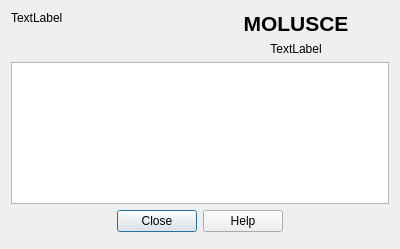
Old version of the form src/molusce/ui/aboutdialogbase.ui in the repository nextgis/qgis_molusce.
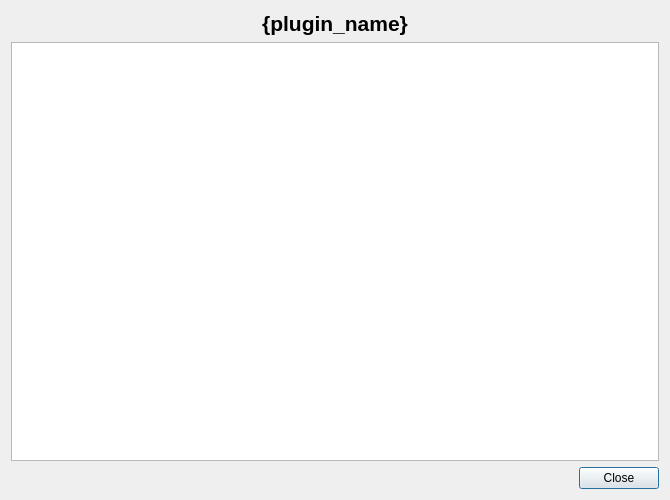
New version of the form.

Commit message: Configure About Dialog

```diff
--- a/src/molusce/ui/aboutdialogbase.ui
+++ b/src/molusce/ui/aboutdialogbase.ui
@@ -6,59 +6,38 @@
    <rect>
     <x>0</x>
     <y>0</y>
-    <width>400</width>
-    <height>249</height>
+    <width>670</width>
+    <height>500</height>
    </rect>
   </property>
   <property name="windowTitle">
    <string>About MOLUSCE</string>
   </property>
   <layout class="QGridLayout" name="gridLayout" columnstretch="0,0">
-   <item row="1" column="1">
-    <widget class="QLabel" name="lblVersion">
-     <property name="text">
-      <string>TextLabel</string>
+   <item row="0" column="0" colspan="2">
+    <widget class="QLabel" name="pluginName">
+     <property name="font">
+      <font>
+       <pointsize>16</pointsize>
+       <weight>75</weight>
+       <bold>true</bold>
+      </font>
      </property>
-     <property name="alignment">
-      <set>Qt::AlignCenter</set>
-     </property>
-    </widget>
-   </item>
-   <item row="0" column="0" rowspan="2">
-    <widget class="QLabel" name="lblLogo">
      <property name="text">
-      <string>TextLabel</string>
+      <string>&lt;p align=&quot;center&quot;&gt;{plugin_name}&lt;/p&gt;</string>
      </property>
      <property name="alignment">
-      <set>Qt::AlignLeading|Qt::AlignLeft|Qt::AlignTop</set>
-     </property>
-    </widget>
-   </item>
-   <item row="0" column="1">
-    <widget class="QLabel" name="label">
-     <property name="text">
-      <string>&lt;!DOCTYPE HTML PUBLIC &quot;-//W3C//DTD HTML 4.0//EN&quot; &quot;http://www.w3.org/TR/REC-html40/strict.dtd&quot;&gt;
-&lt;html&gt;&lt;head&gt;&lt;meta name=&quot;qrichtext&quot; content=&quot;1&quot; /&gt;&lt;style type=&quot;text/css&quot;&gt;
-p, li { white-space: pre-wrap; }
-&lt;/style&gt;&lt;/head&gt;&lt;body style=&quot; font-family:'Droid Sans'; font-size:8pt; font-weight:400; font-style:normal;&quot;&gt;
-&lt;p align=&quot;center&quot; style=&quot; margin-top:0px; margin-bottom:0px; margin-left:0px; margin-right:0px; -qt-block-indent:0; text-indent:0px;&quot;&gt;&lt;span style=&quot; font-size:16pt; font-weight:600;&quot;&gt;MOLUSCE&lt;/span&gt;&lt;/p&gt;&lt;/body&gt;&lt;/html&gt;</string>
-     </property>
-     <property name="alignment">
       <set>Qt::AlignCenter</set>
      </property>
     </widget>
    </item>
-   <item row="2" column="0" colspan="2">
+   <item row="1" column="0" colspan="2">
     <widget class="QTextBrowser" name="textBrowser">
      <property name="readOnly">
       <bool>true</bool>
      </property>
      <property name="html">
-      <string>&lt;!DOCTYPE HTML PUBLIC &quot;-//W3C//DTD HTML 4.0//EN&quot; &quot;http://www.w3.org/TR/REC-html40/strict.dtd&quot;&gt;
-&lt;html&gt;&lt;head&gt;&lt;meta name=&quot;qrichtext&quot; content=&quot;1&quot; /&gt;&lt;style type=&quot;text/css&quot;&gt;
-p, li { white-space: pre-wrap; }
-&lt;/style&gt;&lt;/head&gt;&lt;body style=&quot; font-family:'MS Shell Dlg 2'; font-size:8.25pt; font-weight:400; font-style:normal;&quot;&gt;
-&lt;p style=&quot;-qt-paragraph-type:empty; margin-top:0px; margin-bottom:0px; margin-left:0px; margin-right:0px; -qt-block-indent:0; text-indent:0px; font-family:'Sans Serif'; font-size:9pt;&quot;&gt;&lt;br /&gt;&lt;/p&gt;&lt;/body&gt;&lt;/html&gt;</string>
+      <string></string>
      </property>
      <property name="textInteractionFlags">
       <set>Qt::LinksAccessibleByMouse|Qt::TextSelectableByMouse</set>
@@ -68,54 +47,15 @@
      </property>
     </widget>
    </item>
-   <item row="6" column="0" colspan="2">
-    <layout class="QHBoxLayout" name="horizontalLayout">
-     <property name="leftMargin">
-      <number>6</number>
+   <item row="2" column="0" colspan="2">
+    <widget class="QDialogButtonBox" name="buttonBox">
+     <property name="orientation">
+      <enum>Qt::Horizontal</enum>
      </property>
-     <property name="rightMargin">
-      <number>6</number>
+     <property name="standardButtons">
+      <set>QDialogButtonBox::Close</set>
      </property>
-     <property name="bottomMargin">
-      <number>6</number>
-     </property>
-     <item>
-      <spacer name="horizontalSpacer">
-       <property name="orientation">
-        <enum>Qt::Horizontal</enum>
-       </property>
-       <property name="sizeHint" stdset="0">
-        <size>
-         <width>40</width>
-         <height>20</height>
-        </size>
-       </property>
-      </spacer>
-     </item>
-     <item>
-      <widget class="QDialogButtonBox" name="buttonBox">
-       <property name="orientation">
-        <enum>Qt::Horizontal</enum>
-       </property>
-       <property name="standardButtons">
-        <set>QDialogButtonBox::Close|QDialogButtonBox::Help</set>
-       </property>
-      </widget>
-     </item>
-     <item>
-      <spacer name="horizontalSpacer_2">
-       <property name="orientation">
-        <enum>Qt::Horizontal</enum>
-       </property>
-       <property name="sizeHint" stdset="0">
-        <size>
-         <width>40</width>
-         <height>20</height>
-        </size>
-       </property>
-      </spacer>
-     </item>
-    </layout>
+    </widget>
    </item>
   </layout>
  </widget>
```
Left out of the diff: 36 changed lines with no effect on the pictures. The commit also changes 10 other files.
